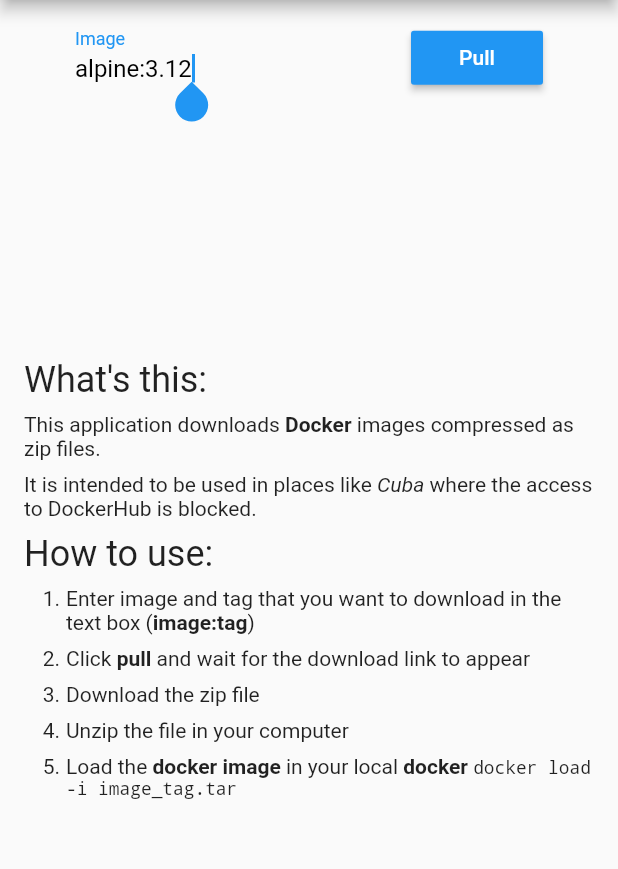
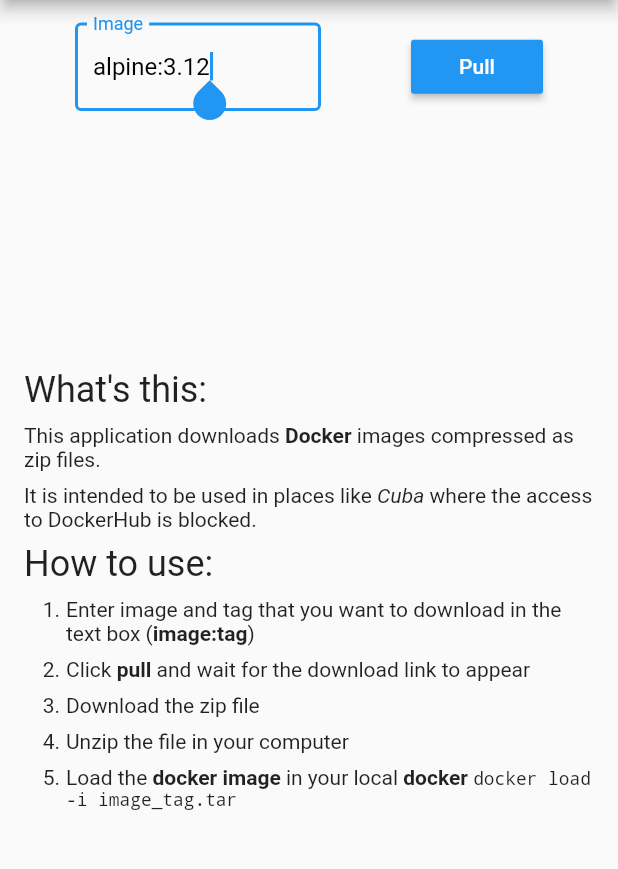
Before and after one commit to jadolg/DockerImageSaveApplication, a Flutter app: the screen it shows after launch, on a phone screen of 412 x 824 dp, the part 84-953 px from its top. Run offline on Flutter 3.47's test engine with Material 2 defaults, Android fonts, the phone set to English and light mode, and no system bars; our stand-ins replace flutter_markdown; missing offline and left inert: filesize.

Commit message:
Add border to text input for image

```diff
--- a/lib/main.dart
+++ b/lib/main.dart
@@ -104,24 +104,26 @@
               children: [
                 Expanded(
                   child: Padding(
-                    padding: const EdgeInsets.fromLTRB(50, 8, 50, 20),
+                    padding: const EdgeInsets.fromLTRB(50, 15, 50, 20),
                     child: TextField(
                       autofocus: true,
                       onSubmitted: (value) => downloadImage(),
                       style: _fieldsEnabled
-                          ? TextStyle(color: Colors.black)
+                          ? TextStyle(color: Colors.black, )
                           : TextStyle(color: Colors.grey),
                       enabled: _fieldsEnabled,
                       controller: imageTextController,
                       decoration: InputDecoration(
-                          border: InputBorder.none,
+                          border: OutlineInputBorder(
+                            borderSide: BorderSide(color: Colors.blueAccent, width: 5.0),
+                          ),
                           hintText: 'Enter image name Eg: alpine:3.12',
                           labelText: "Image"),
                     ),
                   ),
                 ),
                 Padding(
-                  padding: const EdgeInsets.fromLTRB(10, 10, 50, 20),
+                  padding: const EdgeInsets.fromLTRB(10, 15, 50, 20),
                   child: MaterialButton(
                     onPressed: _fieldsEnabled ? downloadImage : null,
                     child: Text("Pull"),
```
